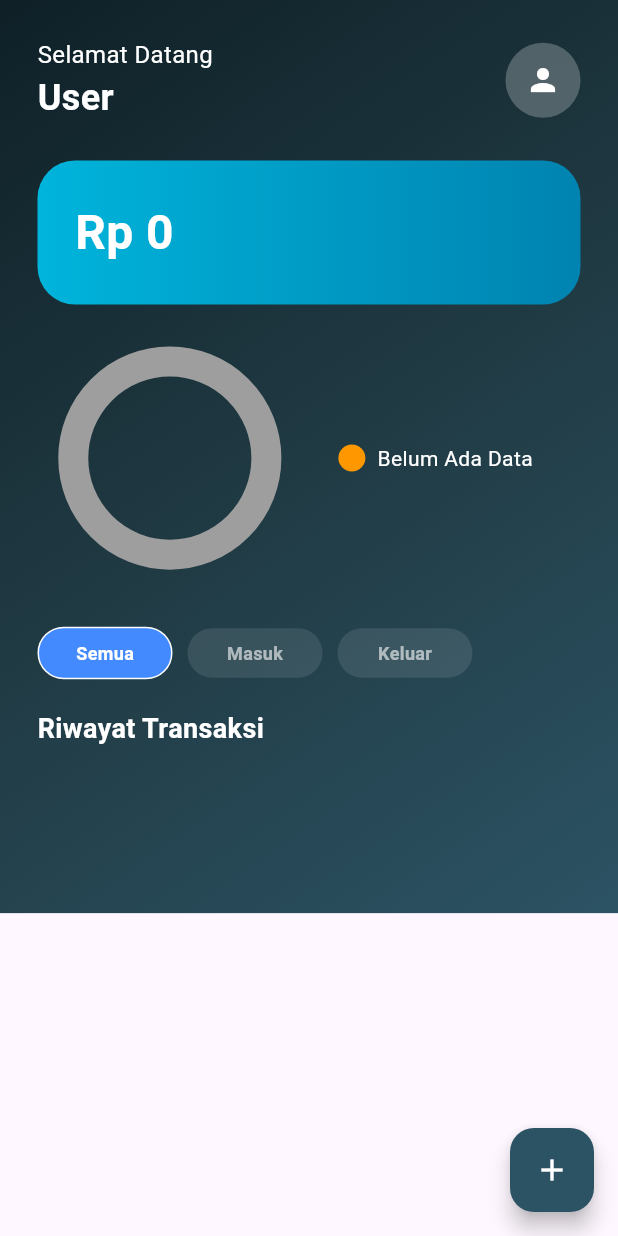
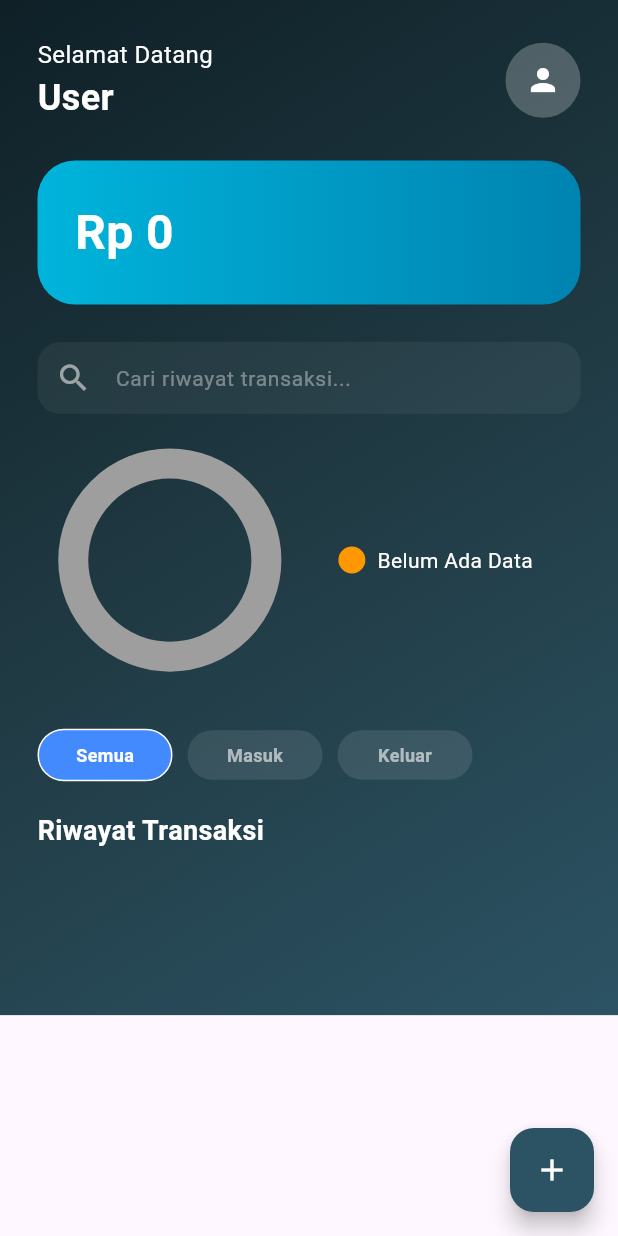
Before and after one commit to Iinrosmala05/flow-cash-uas-flutter, a Flutter app: the DashboardPremium screen opened directly with empty values, on a phone screen of 412 x 824 dp. Run offline on Flutter 3.47's test engine with Material 3 defaults, Android fonts, the phone set to English and light mode, and no system bars; drawn by our look-alikes of pie_chart; our stand-ins replace shared_preferences, sqflite; accounts and stored records are empty; Roboto replaces fonts that are missing (Poppins).

Commit message:
fitur: implementasi search bar untuk filter riwayat transaksi

```diff
--- a/lib/main.dart
+++ b/lib/main.dart
@@ -235,6 +235,9 @@ class _DashboardPremiumState extends State<DashboardPremium> {
 
   String selectedFilter = "Semua";
 
+  final TextEditingController _searchController = TextEditingController();
+  String _searchQuery = "";
+
   @override
   void initState() {
     super.initState();
@@ -268,11 +271,11 @@ class _DashboardPremiumState extends State<DashboardPremium> {
     final userData = await db.query('user', where: 'id = ?', whereArgs: [1]);
 
     setState(() {
-      if (selectedFilter == "Semua") {
-        transactions = data;
-      } else {
-        transactions = data.where((t) => t['type'] == selectedFilter).toList();
-      }
+      transactions = data.where((t) {
+        bool matchType = (selectedFilter == "Semua") || (t['type'] == selectedFilter);
+        bool matchSearch = (t['name'] ?? '').toString().toLowerCase().contains(_searchQuery.toLowerCase());
+        return matchType && matchSearch;
+      }).toList();
 
       if (userData.isNotEmpty) {
         displayNama = userData.first['name'].toString();
@@ -431,7 +434,34 @@ class _DashboardPremiumState extends State<DashboardPremium> {
                     ],
                   ),
                 ),
-                const SizedBox(height: 30),
+                const SizedBox(height: 10),
+                Padding(
+                  padding: const EdgeInsets.symmetric(horizontal: 25, vertical: 15),
+                  child: Container(
+                    decoration: BoxDecoration(
+                      color: Colors.white.withOpacity(0.05),
+                      borderRadius: BorderRadius.circular(15),
+                    ),
+                    child: TextField(
+                      controller: _searchController,
+                      onChanged: (value) {
+                        setState(() {
+                          _searchQuery = value;
+                        });
+                        _refreshTransactions();
+                      },
+                      style: const TextStyle(color: Colors.white),
+                      decoration: InputDecoration(
+                        hintText: "Cari riwayat transaksi...",
+                        hintStyle: const TextStyle(color: Colors.white38, fontSize: 14),
+                        prefixIcon: const Icon(Icons.search, color: Colors.white54),
+                        border: InputBorder.none,
+                        contentPadding: const EdgeInsets.symmetric(vertical: 12),
+                      ),
+                    ),
+                  ),
+                ),
+                const SizedBox(height: 10),
 
                 PieChart(
                   dataMap: hitungDataGrafik(),
```
